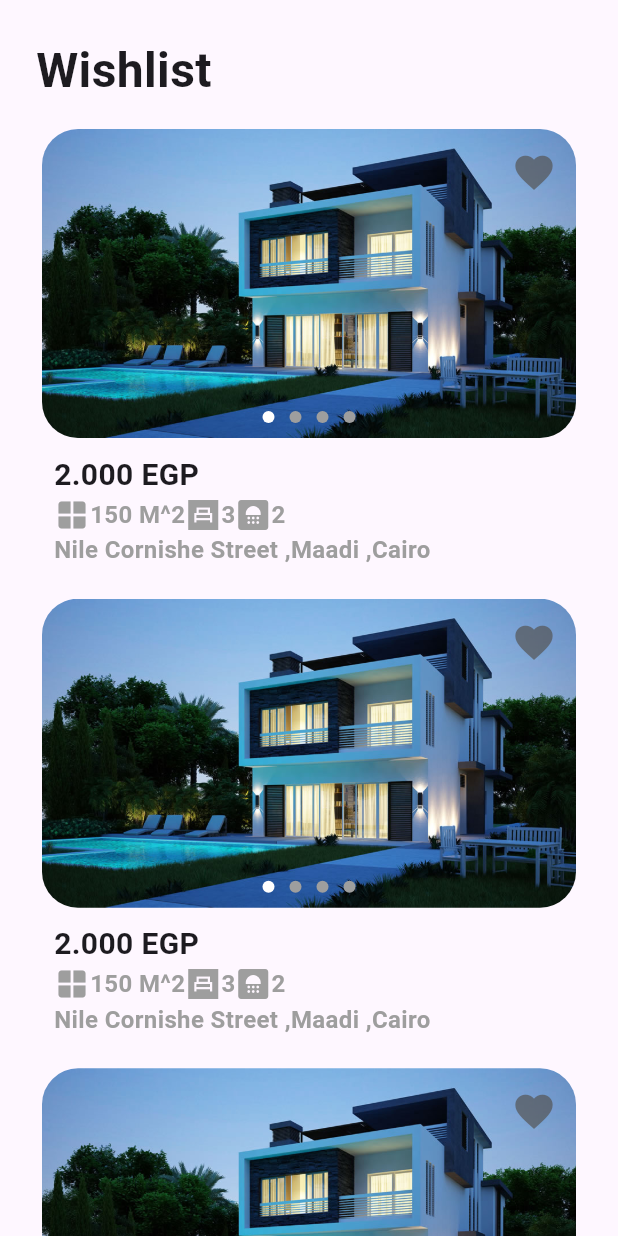
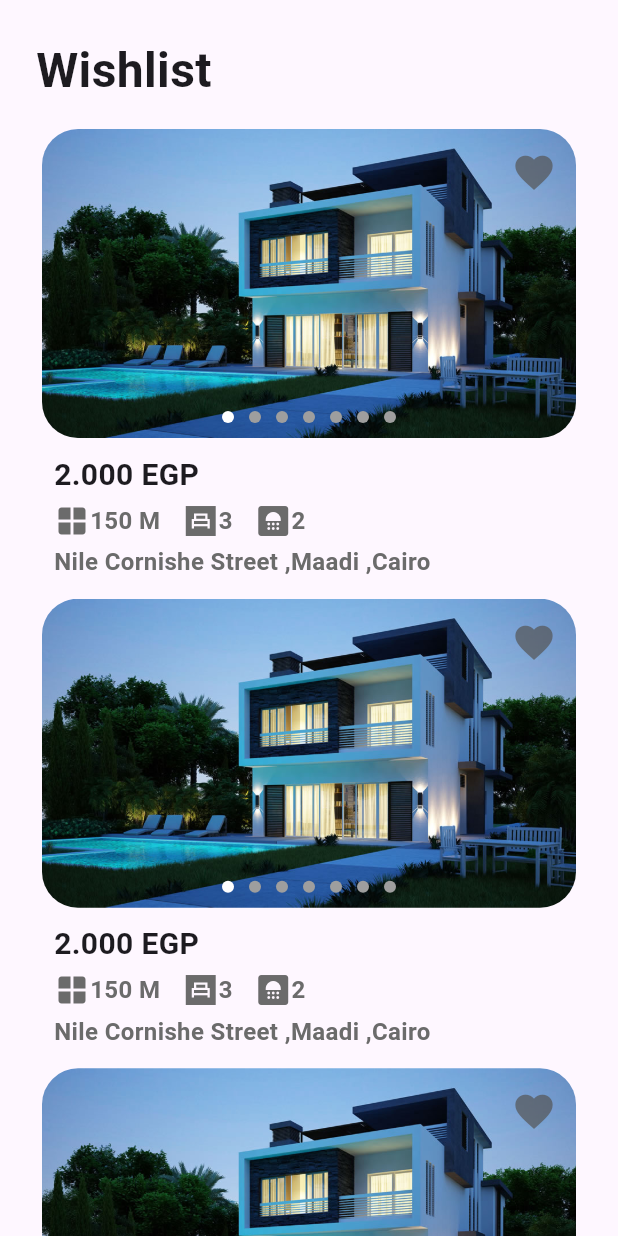
Before and after one commit to habibaaa682/Deyarak, a Flutter app: the WishlistView screen opened directly, on a phone screen of 412 x 824 dp. Run offline on Flutter 3.47's test engine with Material 3 defaults, Android fonts, the phone set to English and light mode, and no system bars; our stand-ins replace animated_text_kit, flutter_animate, font_awesome_flutter, go_router, google_maps_flutter, iconsax and 2 more; missing offline and left inert: flaticon_downloader.

Commit message:
max number of photos +space between icons +color of prperty info done

```diff
--- a/lib/Featurs/Home/presentation/views/widgets/home_view_widgets/image_slide_show.dart
+++ b/lib/Featurs/Home/presentation/views/widgets/home_view_widgets/image_slide_show.dart
@@ -12,7 +12,10 @@ final List<String> imgpaths = [
   'assets/images/villa2.jpg',
   'assets/images/villa1.jpg',
   'assets/images/villa3.jpg',
-  'assets/images/villa4.jpg'
+  'assets/images/villa4.jpg',
+  'assets/images/villa4.jpg',
+  'assets/images/villa4.jpg',
+  'assets/images/villa4.jpg',
 ];
 late List<Widget> pages;
 int activeimg = 0;
--- a/lib/Featurs/Home/presentation/views/widgets/home_view_widgets/property_item.dart
+++ b/lib/Featurs/Home/presentation/views/widgets/home_view_widgets/property_item.dart
@@ -1,5 +1,6 @@
 import 'package:deyarakapp/Featurs/Home/presentation/views/property_detailes_view.dart';
 import 'package:deyarakapp/Featurs/Home/presentation/views/widgets/home_view_widgets/image_slide_show.dart';
+import 'package:deyarakapp/constants.dart';
 
 import 'package:flutter/material.dart';
 
@@ -31,7 +32,9 @@ class _PropertyItemState extends State<PropertyItem> {
             ),
             Expanded(
               child: Padding(
-                padding: EdgeInsets.symmetric(horizontal: 24),
+                padding: EdgeInsets.symmetric(
+                  horizontal: 24,
+                ),
                 child: Column(
                   crossAxisAlignment: CrossAxisAlignment.start,
                   children: [
@@ -40,42 +43,54 @@ class _PropertyItemState extends State<PropertyItem> {
                       style:
                           TextStyle(fontSize: 20, fontWeight: FontWeight.bold),
                     ),
+                    SizedBox(
+                      height: 4,
+                    ),
                     Row(
                       children: [
                         Icon(
                           Icons.window,
-                          color: Colors.grey,
+                          color: propertyinfocolor,
                         ),
-                        Text('150 M^2',
+                        Text('150 M',
                             style: TextStyle(
                                 fontSize: 16,
                                 fontWeight: FontWeight.w600,
-                                color: Colors.grey)),
+                                color: propertyinfocolor)),
+                        SizedBox(
+                          width: 15,
+                        ),
                         Icon(
                           Icons.bedroom_child_sharp,
-                          color: Colors.grey,
+                          color: propertyinfocolor,
                         ),
                         Text('3',
                             style: TextStyle(
                                 fontSize: 16,
                                 fontWeight: FontWeight.w600,
-                                color: Colors.grey)),
+                                color: propertyinfocolor)),
+                        SizedBox(
+                          width: 15,
+                        ),
                         Icon(
                           Icons.bathroom,
-                          color: Colors.grey,
+                          color: propertyinfocolor,
                         ),
                         Text('2',
                             style: TextStyle(
                                 fontSize: 16,
                                 fontWeight: FontWeight.w600,
-                                color: Colors.grey))
+                                color: propertyinfocolor))
                       ],
+                    ),
+                    SizedBox(
+                      height: 4,
                     ),
                     Text('Nile Cornishe Street ,Maadi ,Cairo',
                         style: TextStyle(
                             fontSize: 16,
                             fontWeight: FontWeight.w600,
-                            color: Colors.grey))
+                            color: propertyinfocolor))
                   ],
                 ),
               ),
--- a/lib/constants.dart
+++ b/lib/constants.dart
@@ -4,6 +4,7 @@ const ColorMain = Color(0xffFF725E);
 const kprimarycolor = Color(0xffFF725E);
 const double kiconsize = 30;
 const fontname = 'Inter';
+const propertyinfocolor = Color.fromARGB(255, 107, 107, 107);
 
 myStyle({family = fontname, double? size = 14.0, color = Colors.black}) {
   return TextStyle(fontSize: size, color: color, fontFamily: family);
```
